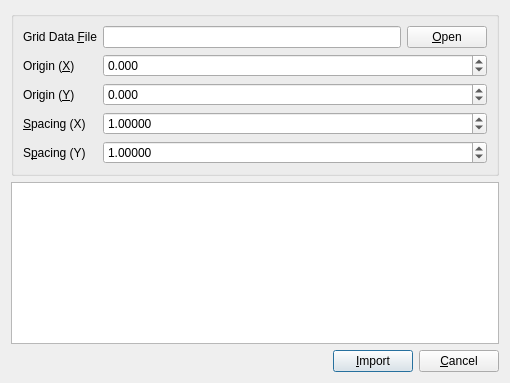
First picture: the form in gui/io/GridDataImporterWidget.ui, repository kateyy/geohazardvis, before the edit.
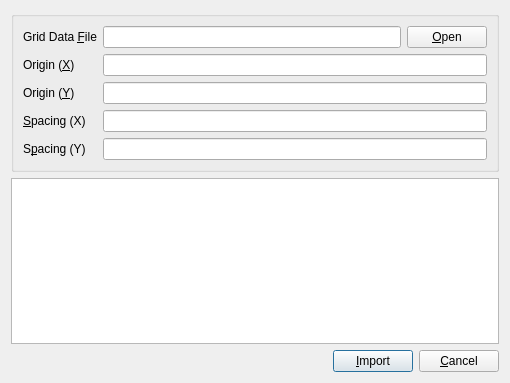
Second picture: the form after the edit. Custom widgets are drawn as their Qt base class.

Commit message: Add DoubleSpinBox supporting scientific notation

Diff of the .ui file:
```diff
--- a/gui/io/GridDataImporterWidget.ui
+++ b/gui/io/GridDataImporterWidget.ui
@@ -100,17 +100,7 @@
        </widget>
       </item>
       <item row="1" column="1">
-       <widget class="QDoubleSpinBox" name="originXSpinBox">
-        <property name="decimals">
-         <number>3</number>
-        </property>
-        <property name="minimum">
-         <double>-999999999999.000000000000000</double>
-        </property>
-        <property name="maximum">
-         <double>999999999999.000000000000000</double>
-        </property>
-       </widget>
+       <widget class="DoubleSpinBox" name="originXSpinBox"/>
       </item>
       <item row="2" column="0">
        <widget class="QLabel" name="label_3">
@@ -143,49 +133,13 @@
        </widget>
       </item>
       <item row="2" column="1">
-       <widget class="QDoubleSpinBox" name="originYSpinBox">
-        <property name="decimals">
-         <number>3</number>
-        </property>
-        <property name="minimum">
-         <double>-999999999999.000000000000000</double>
-        </property>
-        <property name="maximum">
-         <double>999999999999.000000000000000</double>
-        </property>
-       </widget>
+       <widget class="DoubleSpinBox" name="originYSpinBox"/>
       </item>
       <item row="3" column="1">
-       <widget class="QDoubleSpinBox" name="spacingXSpinBox">
-        <property name="decimals">
-         <number>5</number>
-        </property>
-        <property name="minimum">
-         <double>0.001000000000000</double>
-        </property>
-        <property name="maximum">
-         <double>999999999999.000000000000000</double>
-        </property>
-        <property name="value">
-         <double>1.000000000000000</double>
-        </property>
-       </widget>
+       <widget class="DoubleSpinBox" name="spacingXSpinBox"/>
       </item>
       <item row="4" column="1">
-       <widget class="QDoubleSpinBox" name="spacingYSpinBox">
-        <property name="decimals">
-         <number>5</number>
-        </property>
-        <property name="minimum">
-         <double>0.001000000000000</double>
-        </property>
-        <property name="maximum">
-         <double>999999999999.000000000000000</double>
-        </property>
-        <property name="value">
-         <double>1.000000000000000</double>
-        </property>
-       </widget>
+       <widget class="DoubleSpinBox" name="spacingYSpinBox"/>
       </item>
       <item row="0" column="0">
        <widget class="QLabel" name="label">
@@ -234,6 +188,13 @@
    </item>
   </layout>
  </widget>
+ <customwidgets>
+  <customwidget>
+   <class>DoubleSpinBox</class>
+   <extends>QLineEdit</extends>
+   <header>gui/widgets/DoubleSpinBox.h</header>
+  </customwidget>
+ </customwidgets>
  <tabstops>
   <tabstop>imageFileEdit</tabstop>
   <tabstop>imageFileOpenButton</tabstop>
```
The commit also changes 8 other files.
